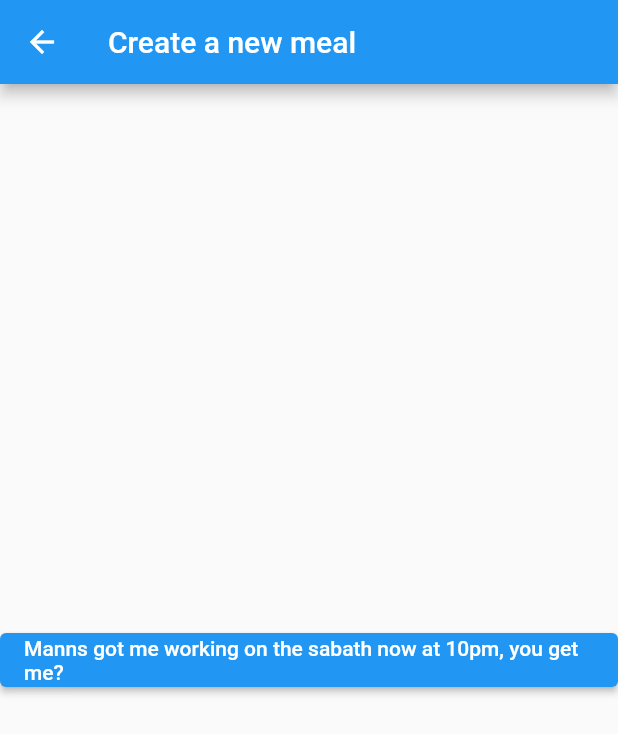
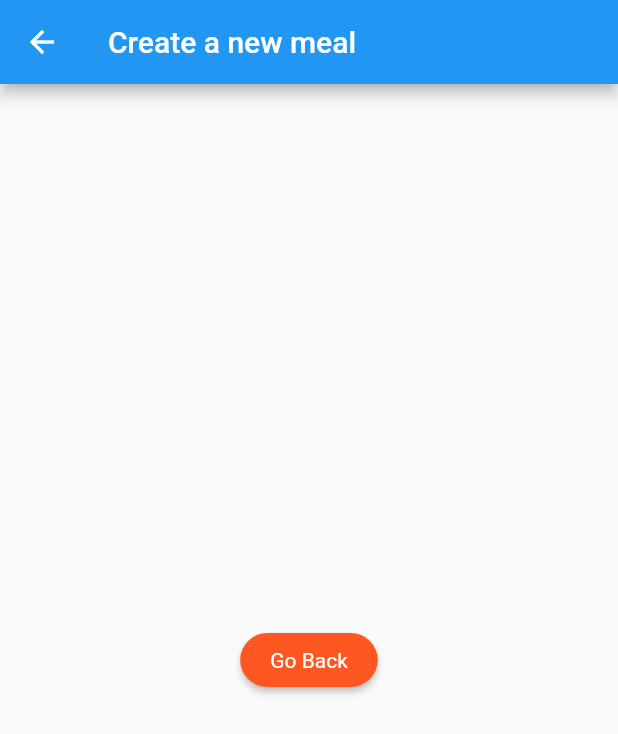
Before and after one commit to LaurenceM96/personal-nutrition-app, a Flutter app: the screen it shows after launch, after a tap on the "add" icon, after a tap on "Create new meals", on a phone screen of 412 x 824 dp. Shown: the top 734 px of the screen. Run offline on Flutter 3.47's test engine with Material 2 defaults, Android fonts, the phone set to English and light mode, and no system bars.

Commit message:
New Button Style on the second page.

```diff
--- /dev/null
+++ b/lib/CreateNewMeal.dart
@@ -0,0 +1,46 @@
+import 'package:flutter/foundation.dart';
+import 'package:flutter/material.dart';
+
+class NewButton extends StatelessWidget {
+  NewButton({required this.onPressed});
+
+  final GestureTapCallback onPressed;
+
+  @override
+Widget build(BuildContext context)  {
+    return RawMaterialButton(
+        fillColor: Colors.deepOrange,
+        splashColor: Colors.orange,
+        child: Padding(
+          padding: const EdgeInsets.symmetric(
+              vertical: 9.0,
+              horizontal: 20.0),
+          child: Text("Go Back",
+          style: TextStyle(color: Colors.white
+            )
+          ),
+        ),
+          onPressed: onPressed,
+          shape: const StadiumBorder(),
+    );
+  }
+}
+
+
+class SecondRoute extends StatelessWidget {
+  @override
+  Widget build(BuildContext context) {
+    return Scaffold(
+      appBar: AppBar(
+        title: Text("Create a new meal"),
+      ),
+      body: Center(
+        child: NewButton(
+          onPressed: () {
+            Navigator.pop(context);
+          },
+        ),
+      ),
+    );
+  }
+}
--- a/lib/main.dart
+++ b/lib/main.dart
@@ -2,6 +2,7 @@ import 'package:flutter/foundation.dart';
 import 'package:flutter/material.dart';
 import 'package:nutrition_app/FloatingMenuItem.dart';
 import 'package:nutrition_app/CustomShapedNavBar.dart';
+import 'package:nutrition_app/CreateNewMeal.dart';
 
 void main() => runApp(MyApp());
 
@@ -158,11 +159,10 @@ class SecondRoute extends StatelessWidget {
         title: Text("Create a new meal"),
       ),
       body: Center(
-        child: ElevatedButton(
+        child: NewButton(
           onPressed: () {
             Navigator.pop(context);
           },
-          child: Text('Manns got me working on the sabath now at 10pm, you get me?'),
         ),
       ),
     );
```
